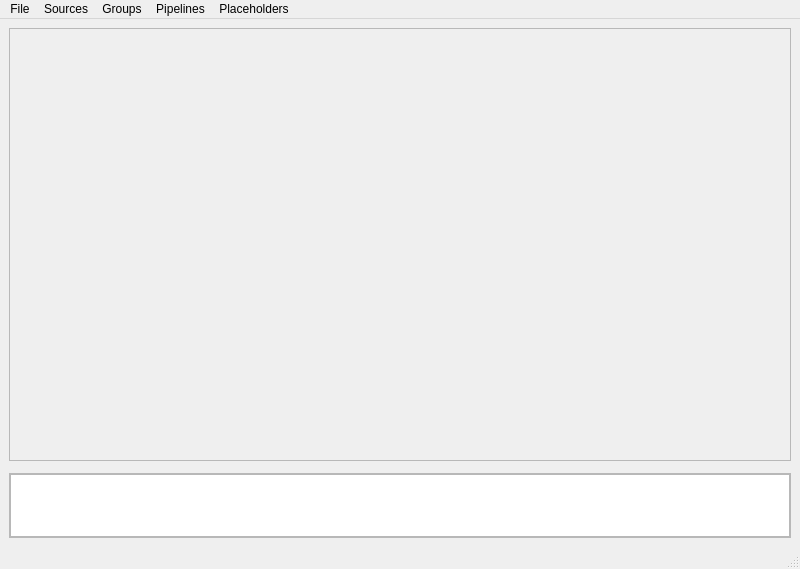
Qt form flow3r/app/ui/MainWindow.ui (ETHZ-INS/Flow3R) before a commit.
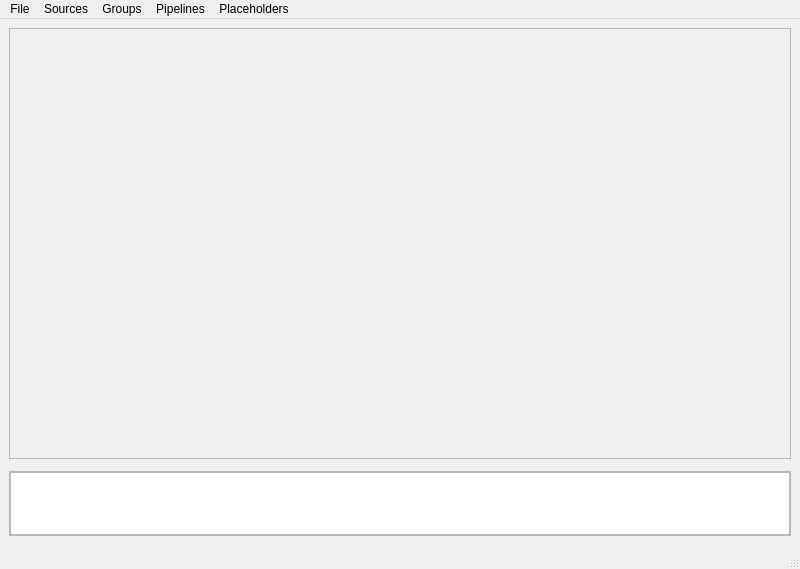
The same form after that commit.

```diff
--- a/flow3r/app/ui/MainWindow.ui
+++ b/flow3r/app/ui/MainWindow.ui
@@ -20,9 +20,15 @@
    <bool>false</bool>
   </property>
   <widget class="QWidget" name="centralwidget">
-   <layout class="QVBoxLayout" name="verticalLayout">
-    <item>
      <widget class="QFrame" name="frm_dock_window">
+    <property name="geometry">
+     <rect>
+      <x>9</x>
+      <y>9</y>
+      <width>782</width>
+      <height>431</height>
+     </rect>
+    </property>
       <property name="frameShape">
        <enum>QFrame::StyledPanel</enum>
       </property>
@@ -30,9 +36,15 @@
        <enum>QFrame::Raised</enum>
       </property>
      </widget>
-    </item>
-    <item>
      <widget class="QFrame" name="frm_recordings">
+    <property name="geometry">
+     <rect>
+      <x>9</x>
+      <y>446</y>
+      <width>16</width>
+      <height>16</height>
+     </rect>
+    </property>
       <property name="sizePolicy">
        <sizepolicy hsizetype="Preferred" vsizetype="Maximum">
         <horstretch>0</horstretch>
@@ -63,9 +75,15 @@
        </property>
       </layout>
      </widget>
-    </item>
-    <item>
      <widget class="QFrame" name="frm_footer">
+    <property name="geometry">
+     <rect>
+      <x>9</x>
+      <y>452</y>
+      <width>782</width>
+      <height>65</height>
+     </rect>
+    </property>
       <property name="sizePolicy">
        <sizepolicy hsizetype="Preferred" vsizetype="Fixed">
         <horstretch>0</horstretch>
@@ -121,8 +139,6 @@
        </item>
       </layout>
      </widget>
-    </item>
-   </layout>
   </widget>
   <widget class="QMenuBar" name="menubar">
    <property name="geometry">
```
Lines whose indentation alone changed are shown as unchanged.
